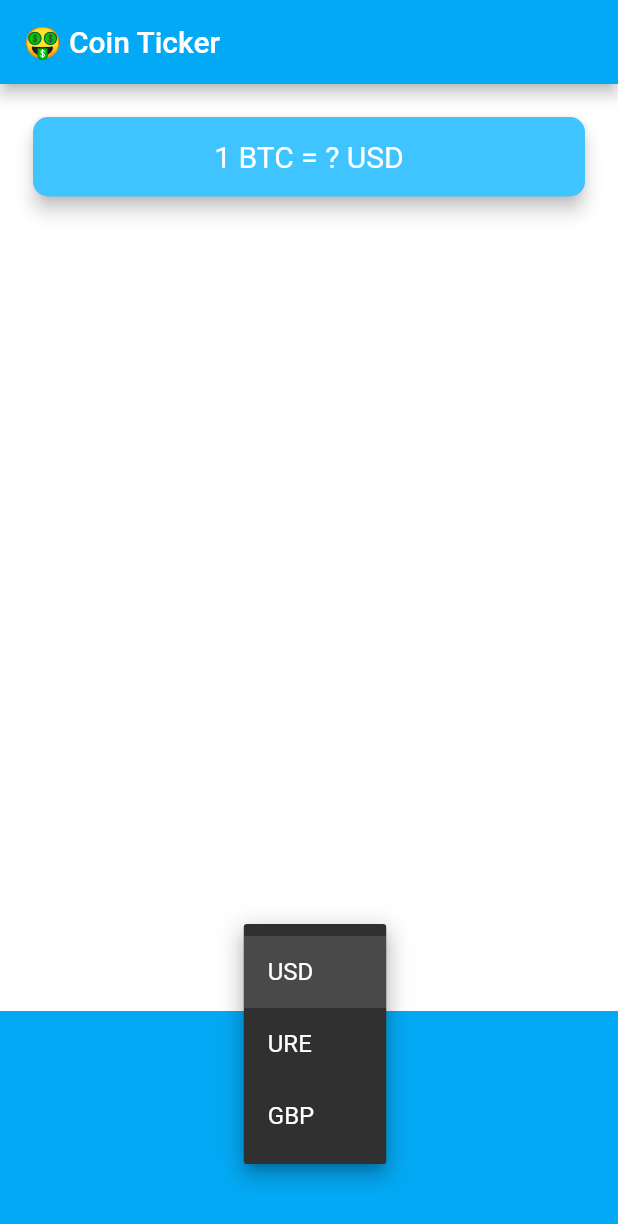
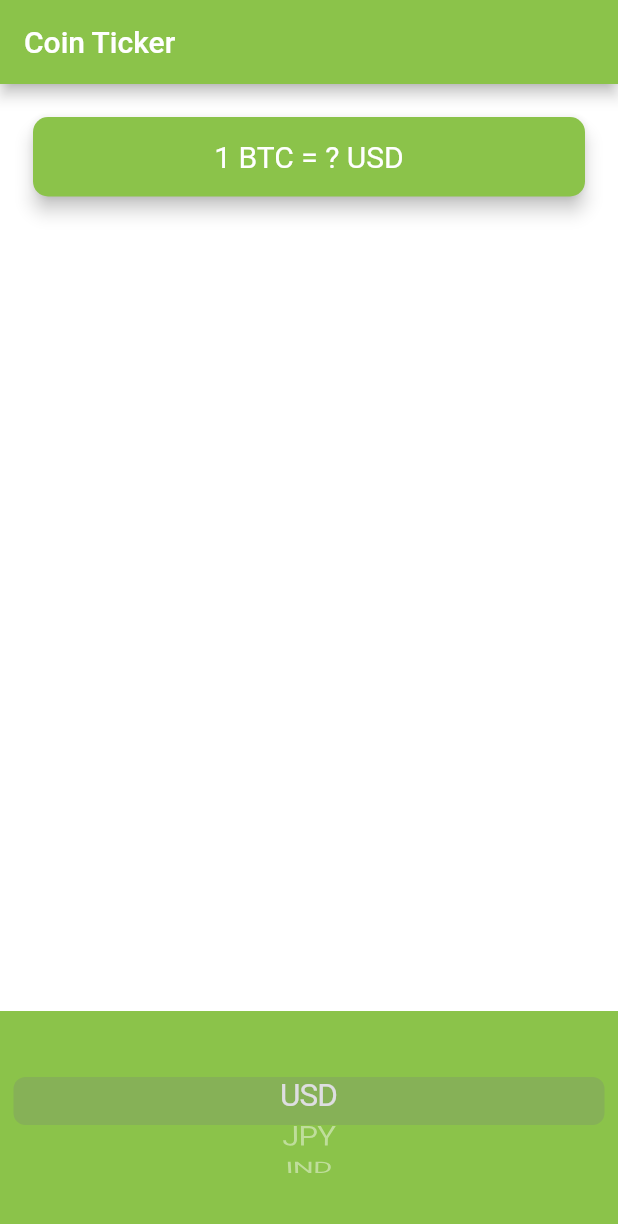
Before and after one commit to KTmifune/bitcoinapp, a Flutter app: the screen it shows after launch, after a tap on "USD", on a phone screen of 412 x 824 dp. Shown: the top 1224 px of the screen. Run offline on Flutter 3.47's test engine with Material 2 defaults, Android fonts, the phone set to English and light mode, and no system bars; our stand-ins replace font_awesome_flutter.

Commit message:
ADD：ドロップダウンを変更

```diff
--- a/bitcoin/lib/main.dart
+++ b/bitcoin/lib/main.dart
@@ -8,7 +8,7 @@ class MyApp extends StatelessWidget {
   Widget build(BuildContext context) {
     return MaterialApp(
       theme: ThemeData.dark().copyWith(
-          primaryColor: Colors.lightBlue,
+          primaryColor: Colors.lightGreen,
           scaffoldBackgroundColor: Colors.white),
       home: PriceScreen(),
     );
--- a/bitcoin/lib/price_screen.dart
+++ b/bitcoin/lib/price_screen.dart
@@ -1,5 +1,7 @@
 import 'package:flutter/material.dart';
+import 'package:font_awesome_flutter/font_awesome_flutter.dart';
 import 'coin_data.dart';
+import 'package:flutter/cupertino.dart';
 
 class PriceScreen extends StatefulWidget {
   @override
@@ -9,18 +11,24 @@ class PriceScreen extends StatefulWidget {
 class _PriceScreenState extends State<PriceScreen> {
   String currentDropdownItemValue = 'USD';
 
-  void getDropdownItem() {
+  List<DropdownMenuItem<String>> getDropdownItem() {
+    String item;
+    List<DropdownMenuItem<String>> dropDownItemList = [];
+
     for (int i = 0; i < currenciesList.length; i++) {
-      print(currenciesList[i]);
+      item = currenciesList[i];
+      dropDownItemList.add(
+        DropdownMenuItem(child: Text(item), value: item),
+      );
     }
+    return dropDownItemList;
   }
 
   @override
   Widget build(BuildContext context) {
-    getDropdownItem();
     return Scaffold(
       appBar: AppBar(
-        title: Text('🤑 Coin Ticker'),
+        title: Text('Coin Ticker'),
       ),
       body: Column(
         mainAxisAlignment: MainAxisAlignment.spaceBetween,
@@ -29,7 +37,7 @@ class _PriceScreenState extends State<PriceScreen> {
           Padding(
             padding: EdgeInsets.fromLTRB(18.0, 18.0, 18.0, 0),
             child: Card(
-              color: Colors.lightBlueAccent,
+              color: Colors.lightGreen,
               elevation: 5.0,
               shape: RoundedRectangleBorder(
                 borderRadius: BorderRadius.circular(10.0),
@@ -51,33 +59,32 @@ class _PriceScreenState extends State<PriceScreen> {
             height: 150.0,
             alignment: Alignment.center,
             padding: EdgeInsets.only(bottom: 30.0),
-            color: Colors.lightBlue,
-            child: DropdownButton<String>(
-              value: currentDropdownItemValue,
-              items: [
-                DropdownMenuItem(
-                  child: Text('USD'),
-                  value: 'USD',
-                ),
-                DropdownMenuItem(
-                  child: Text('URE'),
-                  value: 'URE',
-                ),
-                DropdownMenuItem(
-                  child: Text('GBP'),
-                  value: 'GBP',
-                )
-              ],
-              onChanged: (newValue) {
-                setState(() {
-                  currentDropdownItemValue = newValue;
-                  print(newValue);
-                });
-              },
-            ),
+            color: Colors.lightGreen,
+            child: CupertinoPicker(
+                backgroundColor: Colors.lightGreen,
+                itemExtent: 32.0,
+                onSelectedItemChanged: (selectedIndex) {
+                  print(selectedIndex);
+                },
+                children: [
+                  Text('USD'),
+                  Text('JPY'),
+                  Text('IND'),
+                ]),
           ),
         ],
       ),
     );
   }
 }
+
+//DropdownButton<String>(
+//value: currentDropdownItemValue,
+//items: getDropdownItem(),
+//onChanged: (newValue) {
+//setState(() {
+//currentDropdownItemValue = newValue;
+//print(newValue);
+//});
+//},
+//)
--- a/bitcoin/pubspec.yaml
+++ b/bitcoin/pubspec.yaml
@@ -10,6 +10,7 @@ dependencies:
     sdk: flutter
 
   cupertino_icons: ^0.1.2
+  font_awesome_flutter: ^8.8.1
 
 dev_dependencies:
   flutter_test:
```
Also changed, not shown: bitcoin/pubspec.lock, 6 other files.
